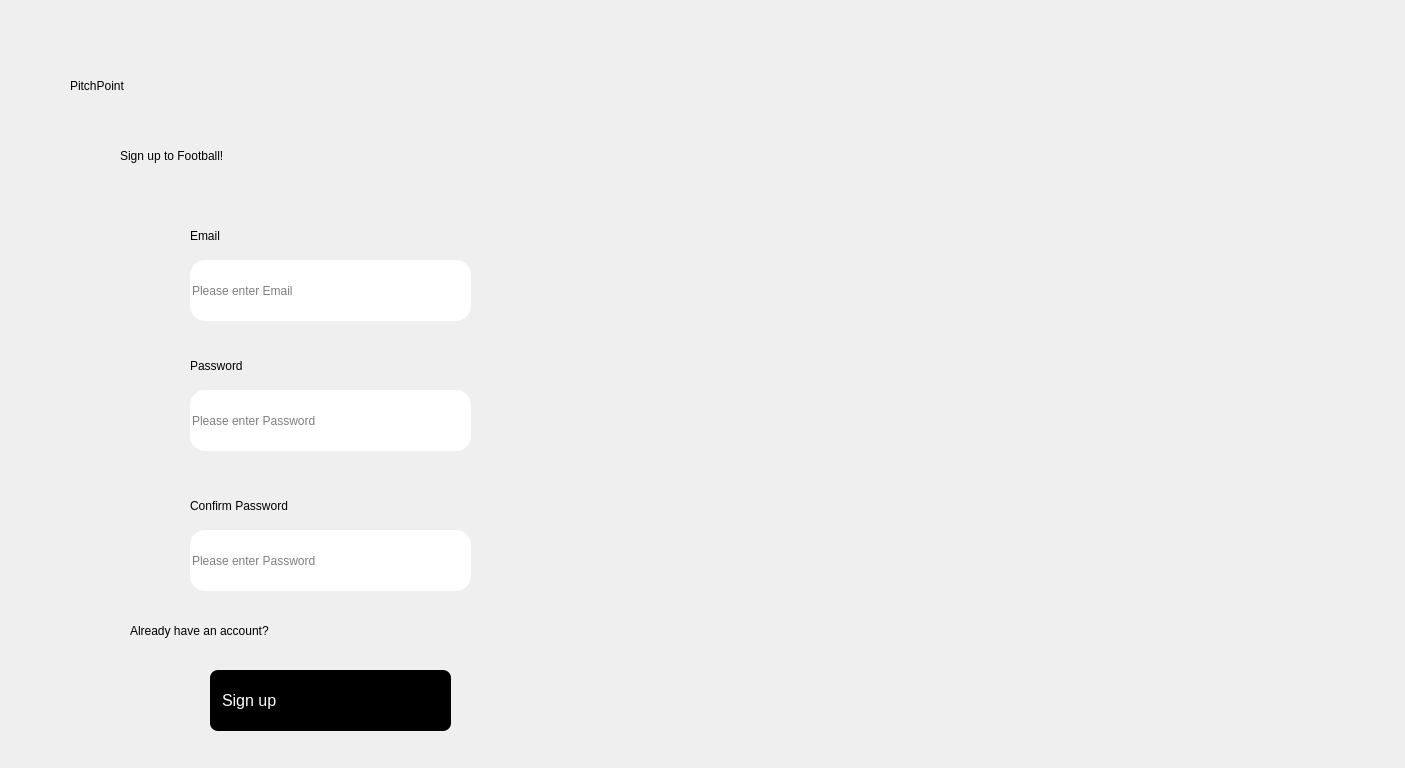
First picture: the form in ui/signup.ui, repository NormalHumanUserName/python-app, before the edit.
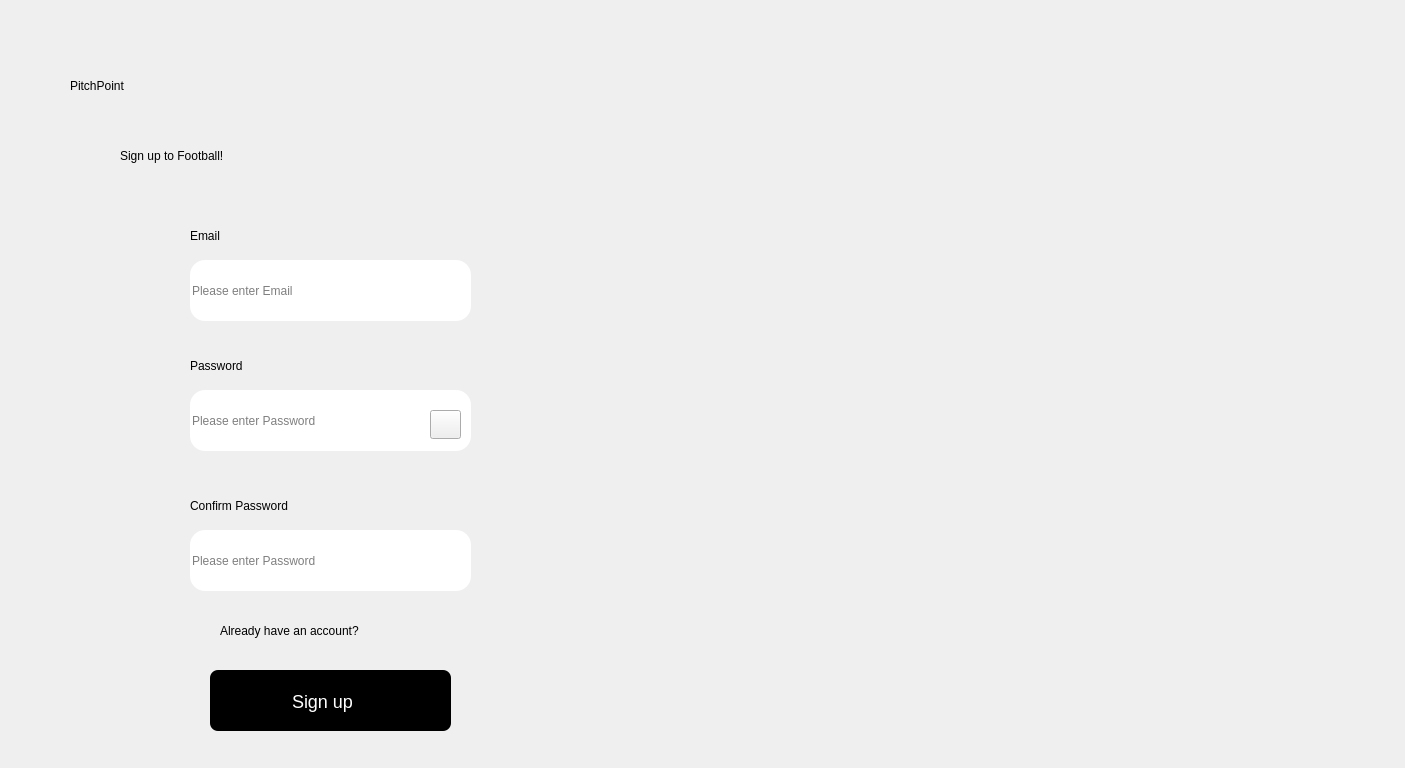
Second picture: the form after the edit. Icons and pictures are not drawn.

What changed in the file:
```diff
--- a/ui/signup.ui
+++ b/ui/signup.ui
@@ -19,7 +19,7 @@
   <widget class="QLabel" name="label_6">
    <property name="geometry">
     <rect>
-     <x>130</x>
+     <x>220</x>
      <y>610</y>
      <width>241</width>
      <height>41</height>
@@ -150,8 +150,8 @@
     color: rgb(255, 255, 255);
     border: none;
     border-radius: 8px;
-    padding: 10px;
-    font-size: 16px;</string>
+    padding: 80px;
+    font-size: 18px;</string>
    </property>
    <property name="text">
     <string>Sign up</string>
@@ -234,6 +234,23 @@
     <string>Please enter Password</string>
    </property>
   </widget>
+  <widget class="QPushButton" name="pushButton">
+   <property name="geometry">
+    <rect>
+     <x>430</x>
+     <y>410</y>
+     <width>31</width>
+     <height>29</height>
+    </rect>
+   </property>
+   <property name="text">
+    <string/>
+   </property>
+   <property name="icon">
+    <iconset>
+     <normaloff>../img/eye-solid.svg</normaloff>../img/eye-solid.svg</iconset>
+   </property>
+  </widget>
  </widget>
  <resources/>
  <connections/>
```
